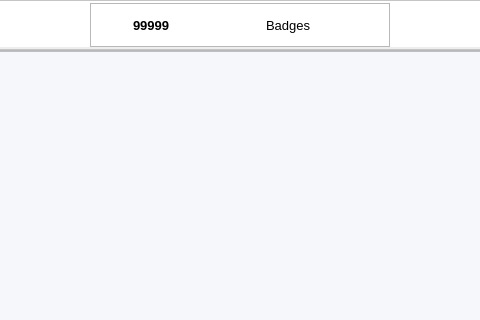
This is src/views/main_view.ui in devforgely/MFA-Simulator as Qt 5 draws it before an edit; both pictures show x 725 to 1205 and y 0 to 320 of the 1390 by 830 pixel window. The edited form follows.
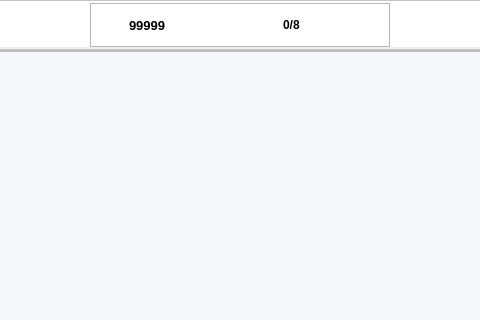
This is the edited form. Icons and pictures are not drawn.

```diff
--- a/src/views/main_view.ui
+++ b/src/views/main_view.ui
@@ -62,7 +62,7 @@
 	border-bottom: 3px solid #eeeeee;
 }
 
-#coin_count {
+#coin_count, #badge_count {
 	font-weight: 600;
 }
 
@@ -377,9 +377,6 @@
                 <enum>QFrame::Raised</enum>
                </property>
                <layout class="QHBoxLayout" name="horizontalLayout_7">
-                <property name="spacing">
-                 <number>10</number>
-                </property>
                 <property name="leftMargin">
                  <number>0</number>
                 </property>
@@ -416,6 +413,12 @@
                 </item>
                 <item>
                  <widget class="QLabel" name="coin_count">
+                  <property name="maximumSize">
+                   <size>
+                    <width>120</width>
+                    <height>16777215</height>
+                   </size>
+                  </property>
                   <property name="font">
                    <font>
                     <family>Segoe UI</family>
@@ -431,7 +434,19 @@
                  </widget>
                 </item>
                 <item>
-                 <widget class="QLabel" name="badges">
+                 <widget class="QLabel" name="badge_icon">
+                  <property name="minimumSize">
+                   <size>
+                    <width>36</width>
+                    <height>36</height>
+                   </size>
+                  </property>
+                  <property name="maximumSize">
+                   <size>
+                    <width>36</width>
+                    <height>36</height>
+                   </size>
+                  </property>
                   <property name="font">
                    <font>
                     <family>Segoe UI</family>
@@ -442,7 +457,20 @@
                    </font>
                   </property>
                   <property name="text">
-                   <string>Badges</string>
+                   <string/>
+                  </property>
+                  <property name="pixmap">
+                   <pixmap>../resources/images/star-medal.png</pixmap>
+                  </property>
+                  <property name="scaledContents">
+                   <bool>true</bool>
+                  </property>
+                 </widget>
+                </item>
+                <item>
+                 <widget class="QLabel" name="badge_count">
+                  <property name="text">
+                   <string>0/8</string>
                   </property>
                  </widget>
                 </item>
```
Left out of the diff: 2 changed lines with no effect on the pictures.
